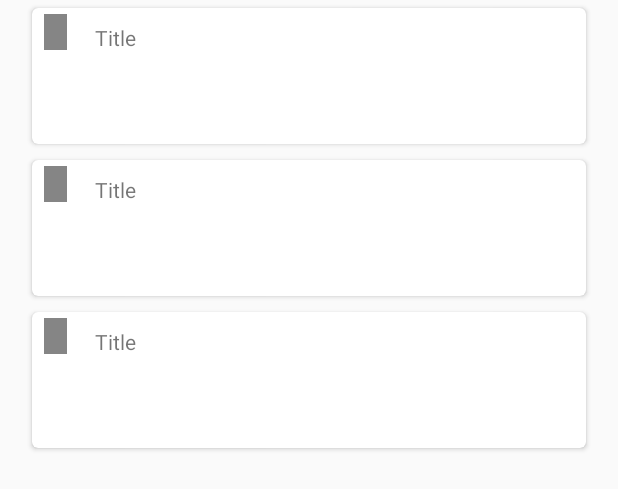
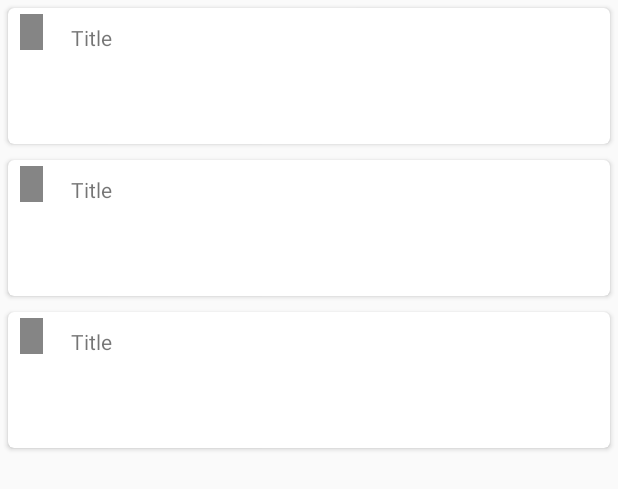
Before and after one commit to Eddydpyl/FABS, an Android app: the layout fragment_mymovies_list.xml on its own in the app's theme, with its tools: preview values and no code run, on a phone screen of 412 x 824 dp. Shown: the top 489 px of the screen. Run offline under Robolectric (Android 15) with nearby library versions, the phone set to English and light mode, and no system bars.

Commit message:
Completed search functionality

```diff
--- a/app/src/main/java/com/eduardo/fabs/movies/NowInTheatersMoviesFragment.java
+++ b/app/src/main/java/com/eduardo/fabs/movies/NowInTheatersMoviesFragment.java
@@ -131,7 +131,7 @@ public class NowInTheatersMoviesFragment extends Fragment implements LoaderManag
                         edit.putInt(getString(R.string.pref_pages_loaded_theaters_movies), page);
                         edit.commit();
 
-                        List<MovieModel> nowInTheatersMovies = new FetchMovies.FetchMoreMoviesTask(context, Constants.TMDBConstants.REQUEST_MOVIES_IN_THEATERS).execute(page).get();
+                        List<MovieModel> nowInTheatersMovies = new FetchMovies.FetchMoreMoviesTask(Constants.TMDBConstants.REQUEST_MOVIES_IN_THEATERS).execute(page).get();
                         Vector<ContentValues> nowInTheatersMoviesVector = new Vector<ContentValues>(nowInTheatersMovies.size());
 
                         for (int i = 0; i < nowInTheatersMovies.size(); i++) {
--- a/app/src/main/java/com/eduardo/fabs/movies/PopularMoviesFragment.java
+++ b/app/src/main/java/com/eduardo/fabs/movies/PopularMoviesFragment.java
@@ -131,7 +131,7 @@ public class PopularMoviesFragment extends Fragment implements LoaderManager.Loa
                         edit.putInt(getString(R.string.pref_pages_loaded_popular_movies), page);
                         edit.commit();
 
-                        List<MovieModel> popularMovies = new FetchMovies.FetchMoreMoviesTask(context, Constants.TMDBConstants.REQUEST_POPULAR).execute(page).get();
+                        List<MovieModel> popularMovies = new FetchMovies.FetchMoreMoviesTask(Constants.TMDBConstants.REQUEST_POPULAR).execute(page).get();
                         Vector<ContentValues> popularMoviesVector = new Vector<ContentValues>(popularMovies.size());
 
                         for (int i = 0; i < popularMovies.size(); i++) {
--- a/app/src/main/java/com/eduardo/fabs/movies/TopRatedMoviesFragment.java
+++ b/app/src/main/java/com/eduardo/fabs/movies/TopRatedMoviesFragment.java
@@ -131,7 +131,7 @@ public class TopRatedMoviesFragment extends Fragment implements LoaderManager.Lo
                         edit.putInt(getString(R.string.pref_pages_loaded_top_rated_movies), page);
                         edit.commit();
 
-                        List<MovieModel> topRatedMovies = new FetchMovies.FetchMoreMoviesTask(context, Constants.TMDBConstants.REQUEST_TOP_RATED).execute(page).get();
+                        List<MovieModel> topRatedMovies = new FetchMovies.FetchMoreMoviesTask(Constants.TMDBConstants.REQUEST_TOP_RATED).execute(page).get();
                         Vector<ContentValues> topRatedMoviesVector = new Vector<ContentValues>(topRatedMovies.size());
 
                         for (int i = 0; i < topRatedMovies.size(); i++) {
--- a/app/src/main/java/com/eduardo/fabs/movies/UpcomingMoviesFragment.java
+++ b/app/src/main/java/com/eduardo/fabs/movies/UpcomingMoviesFragment.java
@@ -131,7 +131,7 @@ public class UpcomingMoviesFragment extends Fragment implements LoaderManager.Lo
                         edit.putInt(getString(R.string.pref_pages_loaded_upcoming_movies), page);
                         edit.commit();
 
-                        List<MovieModel> upcomingMovies = new FetchMovies.FetchMoreMoviesTask(context, Constants.TMDBConstants.REQUEST_UPCOMING_MOVIES).execute(page).get();
+                        List<MovieModel> upcomingMovies = new FetchMovies.FetchMoreMoviesTask(Constants.TMDBConstants.REQUEST_UPCOMING_MOVIES).execute(page).get();
                         Vector<ContentValues> upcomingMoviesVector = new Vector<ContentValues>(upcomingMovies.size());
 
                         for (int i = 0; i < upcomingMovies.size(); i++) {
--- a/app/src/main/res/layout/fragment_mymovies_list.xml
+++ b/app/src/main/res/layout/fragment_mymovies_list.xml
@@ -1,13 +1,27 @@
 <?xml version="1.0" encoding="utf-8"?>
-<android.support.v7.widget.RecyclerView xmlns:android="http://schemas.android.com/apk/res/android"
-    xmlns:app="http://schemas.android.com/apk/res-auto"
+<LinearLayout xmlns:android="http://schemas.android.com/apk/res/android"
     xmlns:tools="http://schemas.android.com/tools"
-    android:id="@+id/list_myMovies"
-    android:name="com.eduardo.fabs.MyMoviesFragment"
+    android:orientation="vertical"
     android:layout_width="match_parent"
     android:layout_height="match_parent"
-    android:layout_marginLeft="16dp"
-    android:layout_marginRight="16dp"
-    app:layoutManager="LinearLayoutManager"
-    tools:context=".movies.MyMoviesFragment"
-    tools:listitem="@layout/fragment_mymovies" />
+    android:name="com.eduardo.fabs.MyMoviesFragment"
+    tools:context=".movies.MyMoviesFragment">
+
+    <TextView
+        android:layout_width="match_parent"
+        android:layout_height="match_parent"
+        android:visibility="gone"
+        android:gravity="center"
+        android:text="@string/search_nothing"
+        android:id="@+id/empty_cursor"/>
+
+    <android.support.v7.widget.RecyclerView xmlns:android="http://schemas.android.com/apk/res/android"
+        xmlns:app="http://schemas.android.com/apk/res-auto"
+        xmlns:tools="http://schemas.android.com/tools"
+        android:id="@+id/recyclerView"
+        android:layout_width="match_parent"
+        android:layout_height="match_parent"
+        app:layoutManager="LinearLayoutManager"
+        tools:listitem="@layout/fragment_mymovies"/>
+
+</LinearLayout>
--- a/app/src/main/res/layout/fragment_nowintheatersmovies_list.xml
+++ b/app/src/main/res/layout/fragment_nowintheatersmovies_list.xml
@@ -22,8 +22,6 @@
         android:id="@+id/recyclerView"
         android:layout_width="match_parent"
         android:layout_height="match_parent"
-        android:layout_marginLeft="16dp"
-        android:layout_marginRight="16dp"
         app:layoutManager="LinearLayoutManager"
         tools:listitem="@layout/fragment_discovermovies" />
 
--- a/app/src/main/res/layout/fragment_popularmovies_list.xml
+++ b/app/src/main/res/layout/fragment_popularmovies_list.xml
@@ -22,8 +22,6 @@
         android:id="@+id/recyclerView"
         android:layout_width="match_parent"
         android:layout_height="match_parent"
-        android:layout_marginLeft="16dp"
-        android:layout_marginRight="16dp"
         app:layoutManager="LinearLayoutManager"
         tools:listitem="@layout/fragment_discovermovies" />
 
--- a/app/src/main/res/layout/fragment_topratedmovies_list.xml
+++ b/app/src/main/res/layout/fragment_topratedmovies_list.xml
@@ -22,8 +22,6 @@
         android:id="@+id/recyclerView"
         android:layout_width="match_parent"
         android:layout_height="match_parent"
-        android:layout_marginLeft="16dp"
-        android:layout_marginRight="16dp"
         app:layoutManager="LinearLayoutManager"
         tools:listitem="@layout/fragment_discovermovies" />
 
--- a/app/src/main/res/layout/fragment_upcomingmovies_list.xml
+++ b/app/src/main/res/layout/fragment_upcomingmovies_list.xml
@@ -22,8 +22,6 @@
         android:id="@+id/recyclerView"
         android:layout_width="match_parent"
         android:layout_height="match_parent"
-        android:layout_marginLeft="16dp"
-        android:layout_marginRight="16dp"
         app:layoutManager="LinearLayoutManager"
         tools:listitem="@layout/fragment_discovermovies" />
 
--- a/app/src/main/res/values/strings.xml
+++ b/app/src/main/res/values/strings.xml
@@ -33,6 +33,7 @@
 
     <string name="search_hint">Search...</string>
     <string name="search_more">Press the Enter key to search in the entire database</string>
+    <string name="search_nothing">Nothing found</string>
 
     <string-array name="list_nav_movies">
         <item>My Collection</item>
```
Also changed, not shown: app/src/main/java/com/eduardo/fabs/SearchResultsActivity.java (+67 -1 lines), app/src/main/java/com/eduardo/fabs/fetch/FetchMovies.java (+4 -12 lines), app/src/main/java/com/eduardo/fabs/movies/MovieDetailsActivityFragment.java (+14 -6 lines), app/src/main/java/com/eduardo/fabs/movies/MovieViewHolder.java (+10 -0 lines), app/src/main/java/com/eduardo/fabs/movies/MyMoviesFragment.java (+18 -3 lines), app/src/main/res/layout/content_search_results.xml (+22 -6 lines).
